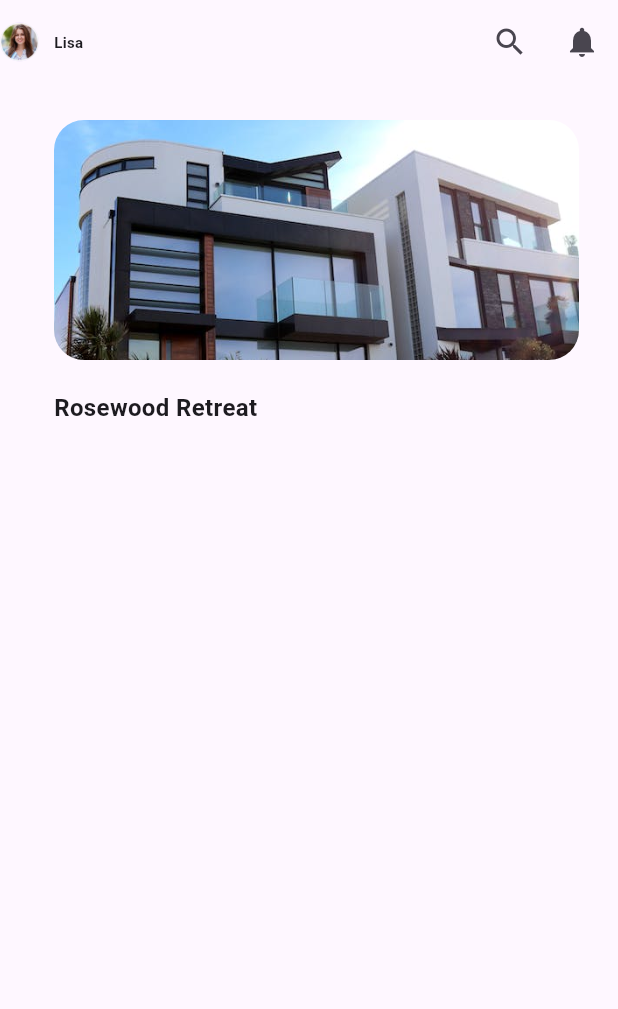
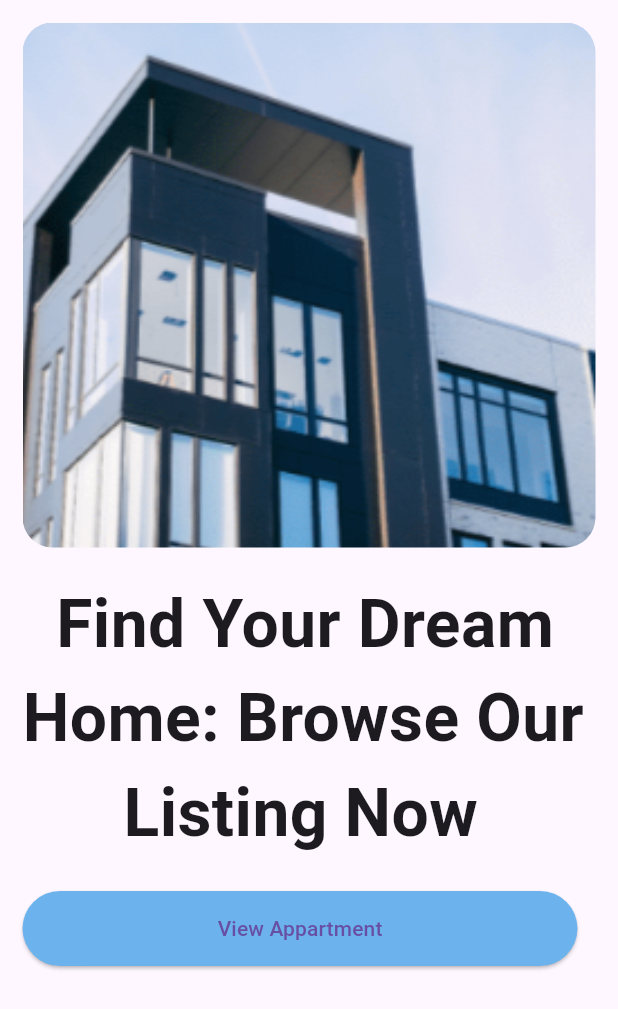
Before and after one commit to Amitkumarkoli/House_Harbor, a Flutter app: the screen it shows after launch, on a phone screen of 412 x 824 dp. Shown: the top 1009 px of the screen. Run offline on Flutter 3.47's test engine with Material 3 defaults, Android fonts, the light colour scheme and no system bars.

Commit message:
add welcome screen

```diff
--- /dev/null
+++ b/lib/Screens/welcome_page.dart
@@ -0,0 +1,55 @@
+import 'package:flutter/material.dart';
+
+class WelcomePage extends StatefulWidget {
+  const WelcomePage({super.key});
+
+  @override
+  State<WelcomePage> createState() => _WelcomePageState();
+}
+
+class _WelcomePageState extends State<WelcomePage> {
+  @override
+  Widget build(BuildContext context) {
+    return Scaffold(
+      body: SafeArea(
+        child: Padding(
+          padding: const EdgeInsets.all(15.0),
+          child: Column(
+            crossAxisAlignment: CrossAxisAlignment.start,
+            children: [
+              ClipRRect(
+                borderRadius: BorderRadius.circular(20.0),
+                child: Container(
+                  width: double.infinity,
+                  height: 350,
+                  decoration: const BoxDecoration(
+                    image: DecorationImage(
+                      image: AssetImage('assets/welcome_image.png'),
+                      fit: BoxFit.cover,
+                    ),
+                  ),
+                ),
+              ),
+              const SizedBox(height: 20),
+              const Text(
+                '  Find Your Dream \nHome: Browse Our \n\t\t\t\t\t\tListing Now',
+                style: TextStyle(fontSize: 44, fontWeight: FontWeight.bold),
+              ),
+              const SizedBox(height: 20),
+              ElevatedButton(
+                onPressed: () {},
+                style: ElevatedButton.styleFrom(
+                  minimumSize: const Size(370, 50),
+                  backgroundColor: const Color.fromARGB(255, 108, 179, 238),
+                ),
+                child: const Text(
+                  'View Appartment',
+                ),
+              )
+            ],
+          ),
+        ),
+      ),
+    );
+  }
+}
--- a/lib/main.dart
+++ b/lib/main.dart
@@ -1,5 +1,7 @@
 import 'package:flutter/material.dart';
-import 'package:house_harbor/home_page.dart';
+//  import 'package:house_harbor/Screens/home_page.dart';
+import 'package:house_harbor/Screens/welcome_page.dart';
+
 
 void main() {
   runApp(const MyApp());
@@ -10,12 +12,9 @@ class MyApp extends StatelessWidget {
 
   @override
   Widget build(BuildContext context) {
-    return  const MaterialApp(
+    return const MaterialApp(
     debugShowCheckedModeBanner : false,
-     home: HomePage(title: '',),
-
+     home: WelcomePage(),
     );
   }
 }
-
-// this is main structure means root of our project
--- a/pubspec.yaml
+++ b/pubspec.yaml
@@ -62,6 +62,8 @@ flutter:
   assets:
     - assets/profile.jpeg
     - assets/house.jpeg
+    - assets/welcome.jpg
+    - assets/welcome_image.png
 
   # An image asset can refer to one or more resolution-specific "variants", see
   # https://flutter.dev/assets-and-images/#resolution-aware
```
Also changed, not shown: assets/welcome.jpg (added), assets/welcome_image.png (added), lib/Screens/home_page.dart (renamed from lib/home_page.dart).
